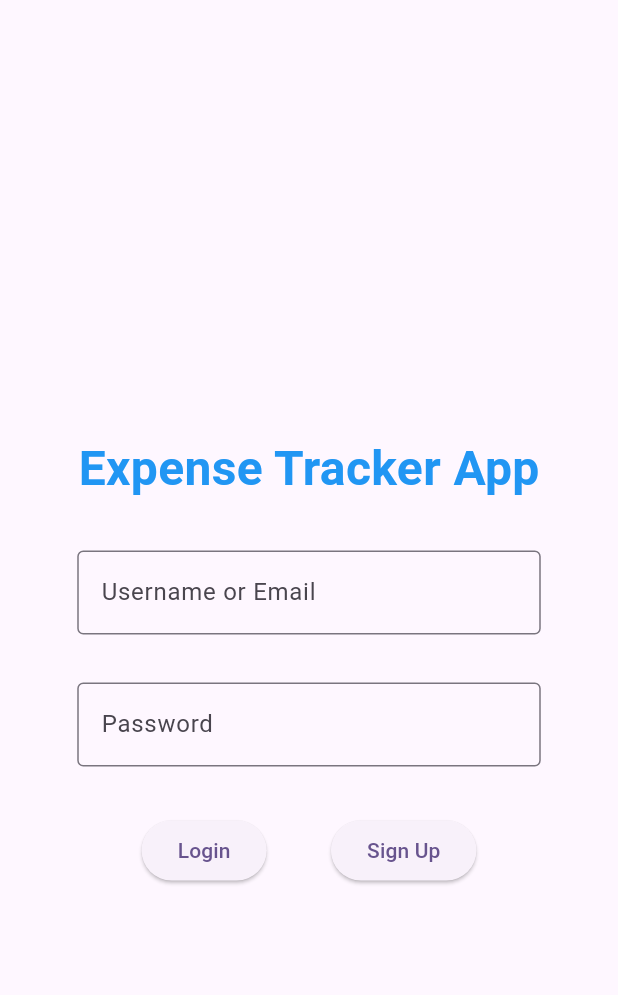
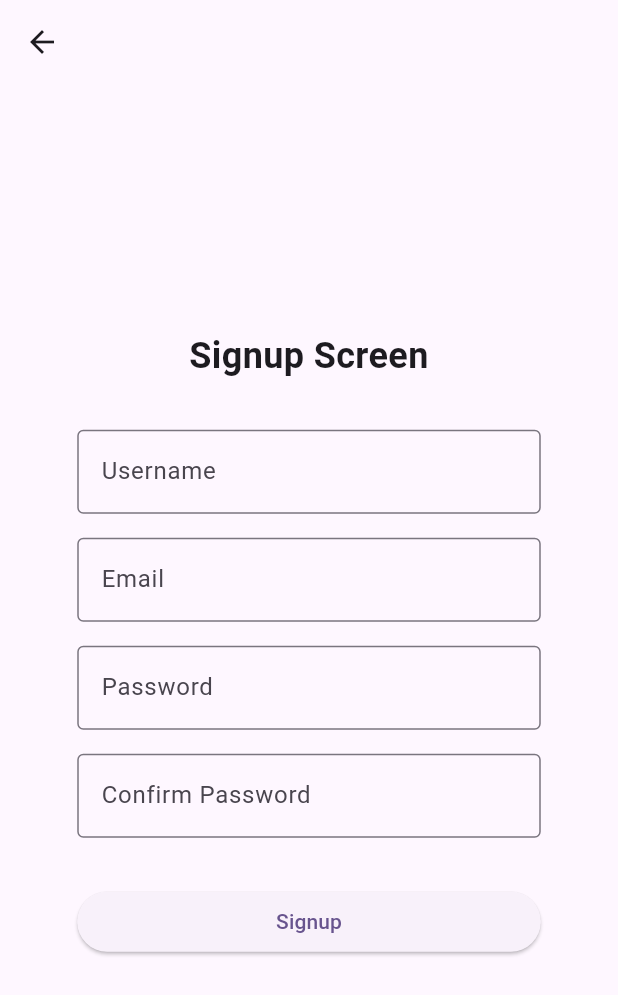
Before and after one commit to Soonly-T/flutter-dev-test, a Flutter app: the screen it shows after launch, after a tap on "Sign Up", on a phone screen of 412 x 824 dp. Shown: the top 995 px of the screen. Run offline on Flutter 3.47's test engine with Material 3 defaults, Android fonts, the phone set to English and light mode, and no system bars.

Commit message:
minor changes

```diff
--- a/frontend/expenses_app/lib/main.dart
+++ b/frontend/expenses_app/lib/main.dart
@@ -1,5 +1,5 @@
 import 'package:flutter/material.dart';
-import './screens/start.dart';
+import 'screens/login.dart';
 
 void main() {
   runApp(const MyApp());
@@ -15,7 +15,7 @@ class MyApp extends StatelessWidget {
       theme: ThemeData(
         colorScheme: ColorScheme.fromSeed(seedColor: Colors.deepPurple),
       ),
-      home: StartScreen(),
+      home: LoginScreen(),
     );
   }
 }
--- a/frontend/expenses_app/lib/screens/start.dart
+++ b/frontend/expenses_app/lib/screens/login.dart
@@ -1,15 +1,17 @@
 import 'package:flutter/material.dart';
+import '../widgets/alertBox.dart';
+import 'signup.dart';
 
 const double spaceHeight = 32;
 
-class StartScreen extends StatefulWidget {
-  const StartScreen({Key? key}) : super(key: key);
+class LoginScreen extends StatefulWidget {
+  const LoginScreen({super.key});
 
   @override
-  State<StartScreen> createState() => _StartScreenState();
+  State<LoginScreen> createState() => _LoginScreenState();
 }
 
-class _StartScreenState extends State<StartScreen> {
+class _LoginScreenState extends State<LoginScreen> {
   final loginController = TextEditingController();
   final passwordController = TextEditingController();
   @override
@@ -21,11 +23,39 @@ class _StartScreenState extends State<StartScreen> {
   }
 
   void debugPrintCredentials() {
+    bool filled = false;
     print("printing credentials");
     print('Login: ${loginController.text}');
     print('Password: ${passwordController.text}');
+
+    if (loginController.text.isEmpty && passwordController.text.isEmpty) {
+      print('Both login and password fields are empty');
+      alertBox.showAlertDialog(
+        context,
+        "Please fill in the credentials",
+        "Both username/email and password fields are empty",
+      );
+    } else if (loginController.text.isEmpty) {
+      print('Login field is empty');
+      alertBox.showAlertDialog(
+        context,
+        "Please fill in the credentials",
+        "Username/email field is empty",
+      );
+    } else if (passwordController.text.isEmpty) {
+      print('Password field is empty');
+      alertBox.showAlertDialog(
+        context,
+        "Please fill in the credentials",
+        "Password field is empty",
+      );
+    } else {
+      print('Both fields are filled');
+      filled = true;
+    }
   }
 
+  @override
   Widget build(BuildContext context) {
     return Scaffold(
       appBar: AppBar(),
@@ -92,7 +122,12 @@ class _StartScreenState extends State<StartScreen> {
                           ),
                           ElevatedButton(
                             onPressed: () {
-                              // Handle login action
+                              Navigator.push(
+                                context,
+                                MaterialPageRoute(
+                                  builder: (context) => const Signup(),
+                                ),
+                              );
                             },
                             child: const Text('Sign Up'),
                           ),
--- /dev/null
+++ b/frontend/expenses_app/lib/screens/signup.dart
@@ -0,0 +1,191 @@
+import 'dart:convert';
+
+import 'package:flutter/material.dart';
+import '../widgets/alertBox.dart';
+import 'package:http/http.dart' as http;
+
+const double spaceHeight = 32;
+
+class Signup extends StatefulWidget {
+  const Signup({super.key});
+
+  @override
+  State<Signup> createState() => _SignupState();
+}
+
+class _SignupState extends State<Signup> {
+  final usernameController = TextEditingController();
+  final emailController = TextEditingController();
+  final passwordController = TextEditingController();
+  final confirmPasswordController = TextEditingController();
+  ValueNotifier<String> signupStatusNotifier = ValueNotifier<String>('');
+
+  @override
+  void dispose() {
+    usernameController.dispose();
+    emailController.dispose();
+    passwordController.dispose();
+    confirmPasswordController.dispose();
+    super.dispose();
+  }
+
+  Future<http.Response> signup() {
+    return http.post(
+      Uri.parse('http://10.0.2.2:3000/signup'),
+      headers: {'Content-Type': 'application/json'},
+      body: jsonEncode({
+        'username': usernameController.text.trim(),
+        'email': emailController.text.trim(),
+        'password': passwordController.text.trim(),
+      }),
+    );
+  }
+
+  void _handleSignup() {
+    bool valid = true;
+    if (usernameController.text.trim().isEmpty ||
+        emailController.text.trim().isEmpty ||
+        passwordController.text.trim().isEmpty ||
+        confirmPasswordController.text.trim().isEmpty) {
+      alertBox.showAlertDialog(
+        context,
+        'Empty Fields',
+        'Please fill in all the fields.',
+      );
+      valid = false;
+      return;
+    }
+
+    if (passwordController.text != confirmPasswordController.text) {
+      alertBox.showAlertDialog(
+        context,
+        'Password Mismatch',
+        'The passwords do not match.',
+      );
+      valid = false;
+      return;
+    }
+
+    if (passwordController.text.length < 8) {
+      alertBox.showAlertDialog(
+        context,
+        'Weak Password',
+        'Password must be at least 8 characters long.',
+      );
+      valid = false;
+      return;
+    }
+    final emailRegex = RegExp(r'^[^@]+@[^@]+\.[^@]+');
+    if (!emailRegex.hasMatch(emailController.text.trim())) {
+      alertBox.showAlertDialog(
+        context,
+        'Invalid Email Address',
+        'Please enter a valid email address.',
+      );
+      valid = false;
+      return;
+    }
+
+    // Add your signup logic here
+    print('Username: ${usernameController.text}');
+    print('Email: ${emailController.text}');
+    print('Password: ${passwordController.text}');
+    print('Confirm Password: ${confirmPasswordController.text}');
+
+    if (valid) {
+      signup()
+          .then((response) {
+            if (response.statusCode == 200 || response.statusCode == 201) {
+              signupStatusNotifier.value = 'Signup successful!';
+            } else {
+              signupStatusNotifier.value = 'Signup failed: ${response.body}';
+            }
+          })
+          .catchError((error) {
+            signupStatusNotifier.value = 'Signup failed: $error';
+          });
+    }
+  }
+
+  @override
+  Widget build(BuildContext context) {
+    final screenWidth = MediaQuery.of(context).size.width;
+    final contentWidth = screenWidth * 0.75;
+
+    return Scaffold(
+      appBar: AppBar(),
+      body: Center(
+        child: SingleChildScrollView(
+          // Added SingleChildScrollView
+          child: Padding(
+            padding: const EdgeInsets.all(16.0),
+            child: SizedBox(
+              width: contentWidth, // Set width to 75% of screen width
+              child: Column(
+                mainAxisAlignment: MainAxisAlignment.center,
+                crossAxisAlignment: CrossAxisAlignment.stretch,
+                children: [
+                  const Text(
+                    "Signup Screen",
+                    textAlign: TextAlign.center,
+                    style: TextStyle(fontSize: 24, fontWeight: FontWeight.bold),
+                  ),
+                  const SizedBox(height: 32),
+                  TextFormField(
+                    controller: usernameController,
+                    decoration: const InputDecoration(
+                      labelText: 'Username',
+                      border: OutlineInputBorder(),
+                    ),
+                  ),
+                  const SizedBox(height: 16),
+                  TextFormField(
+                    controller: emailController,
+                    decoration: const InputDecoration(
+                      labelText: 'Email',
+                      border: OutlineInputBorder(),
+                    ),
+                    keyboardType: TextInputType.emailAddress,
+                  ),
+                  const SizedBox(height: 16),
+                  TextFormField(
+                    controller: passwordController,
+                    decoration: const InputDecoration(
+                      labelText: 'Password',
+                      border: OutlineInputBorder(),
+                    ),
+                    obscureText: true,
+                  ),
+                  const SizedBox(height: 16),
+                  TextFormField(
+                    controller: confirmPasswordController,
+                    decoration: const InputDecoration(
+                      labelText: 'Confirm Password',
+                      border: OutlineInputBorder(),
+                    ),
+                    obscureText: true,
+                  ),
+                  const SizedBox(height: 32),
+                  ElevatedButton(
+                    onPressed: _handleSignup,
+                    child: const Text("Signup"),
+                  ),
+                  ValueListenableBuilder<String>(
+                    valueListenable: signupStatusNotifier,
+                    builder: (context, status, child) {
+                      return Text(
+                        status,
+                        textAlign: TextAlign.center,
+                        style: const TextStyle(color: Colors.red),
+                      );
+                    },
+                  ),
+                ],
+              ),
+            ),
+          ),
+        ),
+      ),
+    );
+  }
+}
--- a/frontend/expenses_app/lib/themes/app_theme.dart
+++ b/frontend/expenses_app/lib/themes/app_theme.dart
@@ -1,3 +1 @@
-import 'package:flutter/material.dart';
-
 class AppTheme {}
--- /dev/null
+++ b/frontend/expenses_app/lib/widgets/alertBox.dart
@@ -0,0 +1,32 @@
+import 'package:flutter/material.dart';
+
+class alertBox {
+  static void showAlertDialog(
+    BuildContext context,
+    String title,
+    String message,
+  ) {
+    // Create button
+    Widget okButton = TextButton(
+      child: const Text("OK"),
+      onPressed: () {
+        Navigator.of(context).pop();
+      },
+    );
+
+    // Create AlertDialog
+    AlertDialog alert = AlertDialog(
+      title: Text(title),
+      content: Text(message),
+      actions: [okButton],
+    );
+
+    // Show Dialog
+    showDialog(
+      context: context,
+      builder: (BuildContext context) {
+        return alert;
+      },
+    );
+  }
+}
```
